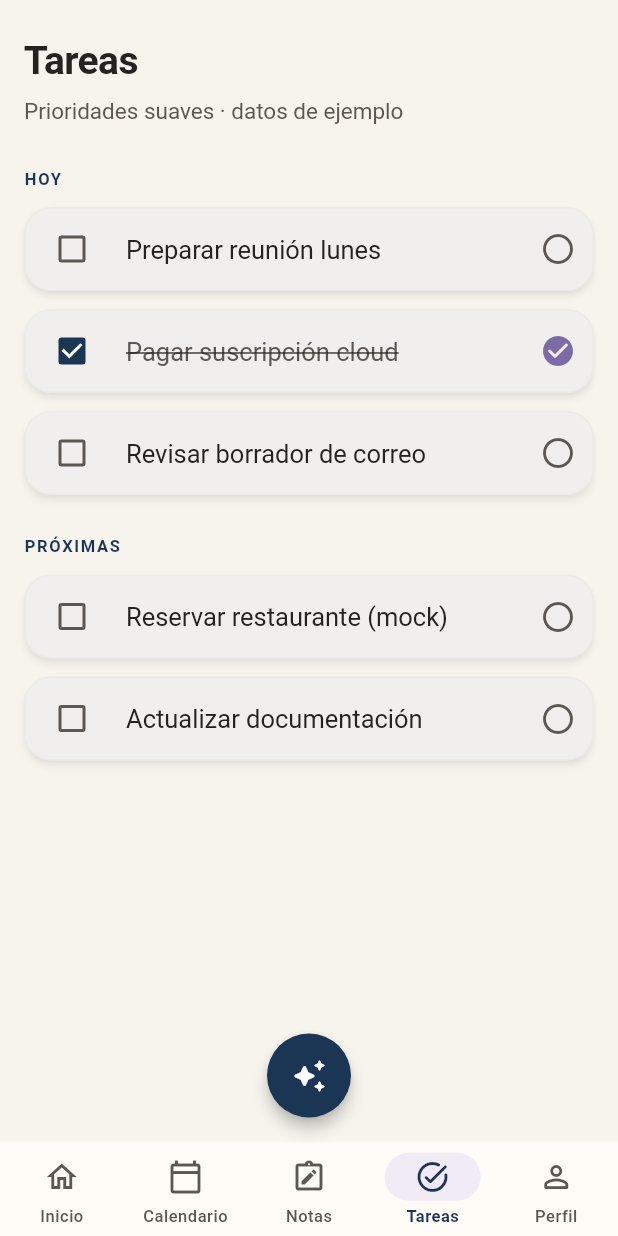
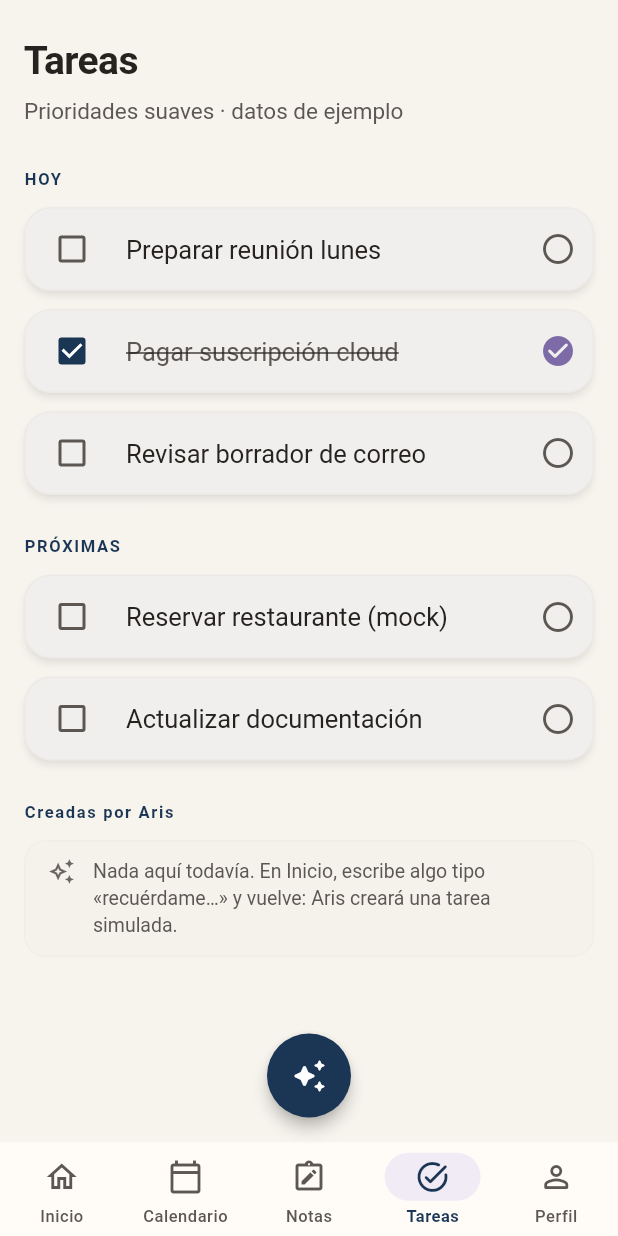
Before and after one commit to jmpmonge/aris-flutter, a Flutter app: the screen it shows after launch, item 4 of the bottom bar chosen, on a phone screen of 412 x 824 dp. Run offline on Flutter 3.47's test engine with Material 3 defaults, Android fonts, the phone set to English and light mode, and no system bars; our stand-ins replace shared_preferences.

Commit message:
feat: add local persistence for simulated actions v0.31

```diff
--- a/lib/core/app_meta.dart
+++ b/lib/core/app_meta.dart
@@ -1,6 +1,6 @@
 /// Metadatos de build de la app (sin `package_info`; una sola fuente para UI y docs).
 abstract final class AppMeta {
-  static const String versionSemver = '0.30.1';
+  static const String versionSemver = '0.31.0';
   static const String buildNumber = '1';
 
   /// Línea mostrada en pantallas (Perfil, etc.).
--- a/lib/core/services/local_action_service.dart
+++ b/lib/core/services/local_action_service.dart
@@ -1,14 +1,48 @@
+import 'dart:async';
+import 'dart:convert';
+
 import 'package:flutter/foundation.dart';
+import 'package:shared_preferences/shared_preferences.dart';
 
 import '../models/intent_model.dart';
 import '../models/local_action_model.dart';
 
-/// Acciones locales **solo en memoria** (demo). Sin base de datos ni API.
+/// Fuente única de acciones locales simuladas — memoria + persistencia opcional
+/// vía [SharedPreferences] (JSON). Sin backend.
 abstract final class LocalActionService {
+  static const String _prefsKey = 'aris_local_actions_v1';
+
   static final List<LocalActionModel> _actions = [];
 
-  /// Notifica creación o limpieza de acciones (p. ej. para refrescar pantallas).
+  /// Notifica creación, hidratación o borrado (refresco de pantallas).
   static final ValueNotifier<int> revision = ValueNotifier<int>(0);
+
+  /// Carga acciones guardadas. Llamar una vez al arranque (`main`), antes de `runApp`.
+  static Future<void> initialize() async {
+    final prefs = await SharedPreferences.getInstance();
+    final raw = prefs.getString(_prefsKey);
+    if (raw == null || raw.isEmpty) {
+      return;
+    }
+    try {
+      final map = jsonDecode(raw) as Map<String, dynamic>;
+      final items = map['items'] as List<dynamic>? ?? [];
+      _actions
+        ..clear()
+        ..addAll(
+          items.map(
+            (e) => LocalActionModel.fromJson(
+              Map<String, dynamic>.from(e as Map),
+            ),
+          ),
+        );
+      revision.value++;
+    } catch (_) {
+      _actions.clear();
+      await prefs.remove(_prefsKey);
+      revision.value++;
+    }
+  }
 
   /// Última acción creada (más reciente primero en la lista interna).
   static LocalActionModel? getMostRecentAction() =>
@@ -39,13 +73,43 @@ abstract final class LocalActionService {
     );
     _actions.insert(0, action);
     revision.value++;
+    _schedulePersist();
     return action;
   }
 
-  /// Reinicio para pruebas o demos; no borra chat ni otros servicios.
-  static void clearAll() {
+  /// Borra todas las acciones locales (demo / pruebas) y el almacenamiento.
+  static Future<void> clearLocalActions() async {
     _actions.clear();
     revision.value++;
+    try {
+      final prefs = await SharedPreferences.getInstance();
+      await prefs.remove(_prefsKey);
+    } catch (_) {
+      // Ignorado en demo.
+    }
+  }
+
+  /// Alias obsoleto; preferir [clearLocalActions].
+  @Deprecated('Usar clearLocalActions')
+  static void clearAll() {
+    unawaited(clearLocalActions());
+  }
+
+  static void _schedulePersist() {
+    unawaited(_persist());
+  }
+
+  static Future<void> _persist() async {
+    try {
+      final prefs = await SharedPreferences.getInstance();
+      final encoded = jsonEncode({
+        'v': 1,
+        'items': _actions.map((e) => e.toJson()).toList(),
+      });
+      await prefs.setString(_prefsKey, encoded);
+    } catch (_) {
+      // Sin registro; fallo de E/S no bloquea la demo.
+    }
   }
 
   static LocalActionType? _typeFromIntent(IntentType t) {
--- a/lib/features/tasks/presentation/tasks_screen.dart
+++ b/lib/features/tasks/presentation/tasks_screen.dart
@@ -5,6 +5,7 @@ import '../../../core/services/local_action_service.dart';
 import '../../../core/services/task_service.dart';
 import '../../../shared/widgets/app_header.dart';
 import '../../../shared/widgets/local_action_card.dart';
+import '../../../shared/widgets/local_action_empty_state.dart';
 import '../../../theme/app_spacing.dart';
 import '../../../core/models/task_model.dart';
 
@@ -145,7 +146,6 @@ class _TasksScreenState extends State<TasksScreen> {
 
   Widget _arisTasksSection(BuildContext context) {
     final arisTasks = LocalActionService.getActionsByType(LocalActionType.task);
-    if (arisTasks.isEmpty) return const SizedBox.shrink();
 
     final text = Theme.of(context).textTheme;
     final scheme = Theme.of(context).colorScheme;
@@ -169,6 +169,12 @@ class _TasksScreenState extends State<TasksScreen> {
             ),
           ),
         ),
+        if (arisTasks.isEmpty)
+          const LocalActionEmptyState(
+            message:
+                'Nada aquí todavía. En Inicio, escribe algo tipo «recuérdame…» y vuelve: Aris creará una tarea simulada.',
+          )
+        else
           ...List.generate(arisTasks.length, (i) {
             return Padding(
               padding: const EdgeInsets.fromLTRB(
--- a/lib/main.dart
+++ b/lib/main.dart
@@ -1,8 +1,10 @@
 import 'package:flutter/material.dart';
 
 import 'app.dart';
+import 'core/services/local_action_service.dart';
 
-void main() {
+Future<void> main() async {
   WidgetsFlutterBinding.ensureInitialized();
+  await LocalActionService.initialize();
   runApp(const ArisApp());
 }
--- /dev/null
+++ b/lib/shared/widgets/local_action_empty_state.dart
@@ -0,0 +1,61 @@
+import 'package:flutter/material.dart';
+
+import '../../theme/app_spacing.dart';
+
+/// Mensaje discreto cuando aún no hay acciones locales de Aris en una sección.
+class LocalActionEmptyState extends StatelessWidget {
+  const LocalActionEmptyState({
+    super.key,
+    required this.message,
+  });
+
+  final String message;
+
+  @override
+  Widget build(BuildContext context) {
+    final text = Theme.of(context).textTheme;
+    final scheme = Theme.of(context).colorScheme;
+
+    return Padding(
+      padding: const EdgeInsets.fromLTRB(
+        AppSpacing.md,
+        0,
+        AppSpacing.md,
+        AppSpacing.sm,
+      ),
+      child: DecoratedBox(
+        decoration: BoxDecoration(
+          color: scheme.surfaceContainerHighest.withValues(alpha: 0.35),
+          borderRadius: BorderRadius.circular(AppSpacing.radiusMd),
+          border: Border.all(color: scheme.outline.withValues(alpha: 0.14)),
+        ),
+        child: Padding(
+          padding: const EdgeInsets.symmetric(
+            horizontal: AppSpacing.md,
+            vertical: AppSpacing.sm,
+          ),
+          child: Row(
+            crossAxisAlignment: CrossAxisAlignment.start,
+            children: [
+              Icon(
+                Icons.auto_awesome_outlined,
+                size: AppSpacing.iconSm,
+                color: scheme.onSurfaceVariant.withValues(alpha: 0.9),
+              ),
+              const SizedBox(width: AppSpacing.sm),
+              Expanded(
+                child: Text(
+                  message,
+                  style: text.bodySmall?.copyWith(
+                    color: scheme.onSurfaceVariant,
+                    height: 1.35,
+                  ),
+                ),
+              ),
+            ],
+          ),
+        ),
+      ),
+    );
+  }
+}
--- a/pubspec.yaml
+++ b/pubspec.yaml
@@ -1,5 +1,5 @@
 name: aris_flutter_v0_22
-description: "Aris — mobile-first (iOS). v0.30.1 · tarjeta Reciente con altura acotada."
+description: "Aris — mobile-first (iOS). v0.31 · persistencia local de acciones simuladas."
 # The following line prevents the package from being accidentally published to
 # pub.dev using `flutter pub publish`. This is preferred for private packages.
 publish_to: 'none' # Remove this line if you wish to publish to pub.dev
@@ -16,7 +16,7 @@ publish_to: 'none' # Remove this line if you wish to publish to pub.dev
 # https://developer.apple.com/library/archive/documentation/General/Reference/InfoPlistKeyReference/Articles/CoreFoundationKeys.html
 # In Windows, build-name is used as the major, minor, and patch parts
 # of the product and file versions while build-number is used as the build suffix.
-version: 0.30.1+1
+version: 0.31.0+1
 
 environment:
   sdk: ^3.11.5
@@ -34,6 +34,7 @@ dependencies:
   # The following adds the Cupertino Icons font to your application.
   # Use with the CupertinoIcons class for iOS style icons.
   cupertino_icons: ^1.0.8
+  shared_preferences: ^2.5.5
 
 dev_dependencies:
   flutter_test:
```
Also changed, not shown: lib/features/calendar/presentation/calendar_screen.dart (+7 -2 lines), lib/features/mail/presentation/mail_screen.dart (+7 -2 lines), lib/features/notes/presentation/notes_screen.dart (+9 -3 lines), pubspec.lock, 4 other files. Lines whose indentation alone changed are shown as unchanged.
